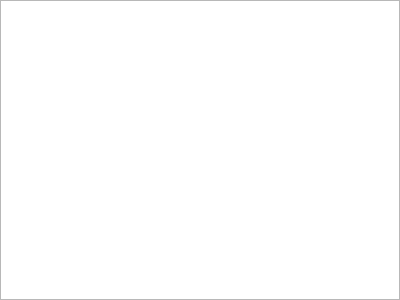
Before: the Qt Designer form UI/SingleSend.ui in BeiChenYx/NetDebug, drawn with Qt 5.
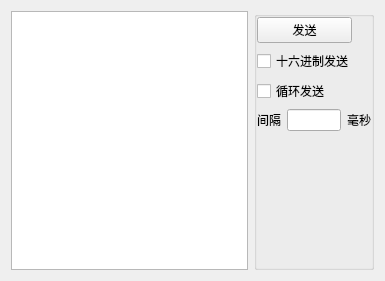
After: the same form once the commit is applied.

Diff of the .ui file:
```diff
--- a/UI/SingleSend.ui
+++ b/UI/SingleSend.ui
@@ -6,32 +6,115 @@
    <rect>
     <x>0</x>
     <y>0</y>
-    <width>400</width>
-    <height>300</height>
+    <width>385</width>
+    <height>281</height>
    </rect>
   </property>
   <property name="windowTitle">
    <string>单条数据发送</string>
   </property>
-  <layout class="QGridLayout" name="gridLayout">
-   <property name="leftMargin">
-    <number>0</number>
-   </property>
-   <property name="topMargin">
-    <number>0</number>
-   </property>
-   <property name="rightMargin">
-    <number>0</number>
-   </property>
-   <property name="bottomMargin">
-    <number>0</number>
-   </property>
-   <property name="spacing">
-    <number>0</number>
-   </property>
-   <item row="0" column="0">
+  <layout class="QHBoxLayout" name="horizontalLayout_2">
+   <item>
     <widget class="QTextEdit" name="textEdit"/>
    </item>
+   <item>
+    <widget class="QGroupBox" name="groupBox">
+     <property name="minimumSize">
+      <size>
+       <width>120</width>
+       <height>0</height>
+      </size>
+     </property>
+     <property name="maximumSize">
+      <size>
+       <width>120</width>
+       <height>1000</height>
+      </size>
+     </property>
+     <property name="title">
+      <string/>
+     </property>
+     <layout class="QVBoxLayout" name="verticalLayout">
+      <property name="leftMargin">
+       <number>0</number>
+      </property>
+      <property name="topMargin">
+       <number>0</number>
+      </property>
+      <property name="rightMargin">
+       <number>0</number>
+      </property>
+      <property name="bottomMargin">
+       <number>0</number>
+      </property>
+      <item>
+       <widget class="QPushButton" name="pushButton">
+        <property name="maximumSize">
+         <size>
+          <width>95</width>
+          <height>16777215</height>
+         </size>
+        </property>
+        <property name="text">
+         <string>发送</string>
+        </property>
+       </widget>
+      </item>
+      <item>
+       <widget class="QCheckBox" name="checkBox">
+        <property name="text">
+         <string>十六进制发送</string>
+        </property>
+       </widget>
+      </item>
+      <item>
+       <widget class="QCheckBox" name="checkBox_2">
+        <property name="text">
+         <string>循环发送</string>
+        </property>
+       </widget>
+      </item>
+      <item>
+       <layout class="QHBoxLayout" name="horizontalLayout_3">
+        <item>
+         <widget class="QLabel" name="label">
+          <property name="text">
+           <string>间隔</string>
+          </property>
+         </widget>
+        </item>
+        <item>
+         <layout class="QHBoxLayout" name="horizontalLayout">
+          <item>
+           <widget class="QLineEdit" name="lineEdit"/>
+          </item>
+          <item>
+           <widget class="QLabel" name="label_2">
+            <property name="text">
+             <string>毫秒</string>
+            </property>
+           </widget>
+          </item>
+         </layout>
+        </item>
+       </layout>
+      </item>
+      <item>
+       <spacer name="verticalSpacer">
+        <property name="orientation">
+         <enum>Qt::Vertical</enum>
+        </property>
+        <property name="sizeHint" stdset="0">
+         <size>
+          <width>20</width>
+          <height>151</height>
+         </size>
+        </property>
+       </spacer>
+      </item>
+     </layout>
+    </widget>
+   </item>
   </layout>
  </widget>
  <resources/>
```
